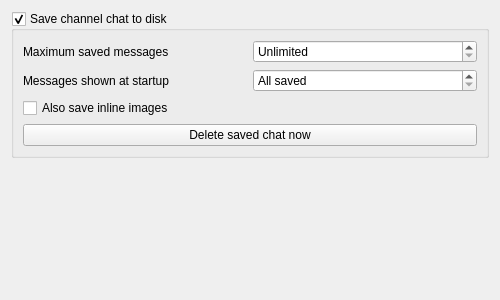
Above: src/mumble/CustomisationConfig.ui from Rikuver/muminahommia before the change. Below: the same form after it.
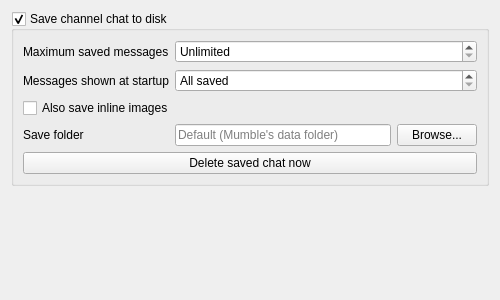
That is the form after the change.

Commit message:
FEAT(client): Choose the folder for the saved channel chat
New "Save folder" field with a Browse button on the Customisation page.
Empty keeps the app data folder. An existing saved chat is not moved.

The edit to the form file:
```diff
--- a/src/mumble/CustomisationConfig.ui
+++ b/src/mumble/CustomisationConfig.ui
@@ -85,7 +85,38 @@
         </property>
        </widget>
       </item>
-      <item row="3" column="0" colspan="2">
+      <item row="3" column="0">
+       <widget class="QLabel" name="qlChatHistoryDirectory">
+        <property name="text">
+         <string>Save folder</string>
+        </property>
+        <property name="buddy">
+         <cstring>qleChatHistoryDirectory</cstring>
+        </property>
+       </widget>
+      </item>
+      <item row="3" column="1">
+       <layout class="QHBoxLayout">
+        <item>
+         <widget class="QLineEdit" name="qleChatHistoryDirectory">
+          <property name="toolTip">
+           <string>Folder where the saved chat file is kept. Leave empty to use Mumble's data folder. Existing saved chat is not moved.</string>
+          </property>
+          <property name="placeholderText">
+           <string>Default (Mumble's data folder)</string>
+          </property>
+         </widget>
+        </item>
+        <item>
+         <widget class="QPushButton" name="qpbChatHistoryBrowse">
+          <property name="text">
+           <string>Browse...</string>
+          </property>
+         </widget>
+        </item>
+       </layout>
+      </item>
+      <item row="4" column="0" colspan="2">
        <widget class="QPushButton" name="qpbClearChatHistory">
         <property name="toolTip">
          <string>Deletes the saved chat file right away, without needing Apply.</string>
```
The commit also changes 6 other files.
